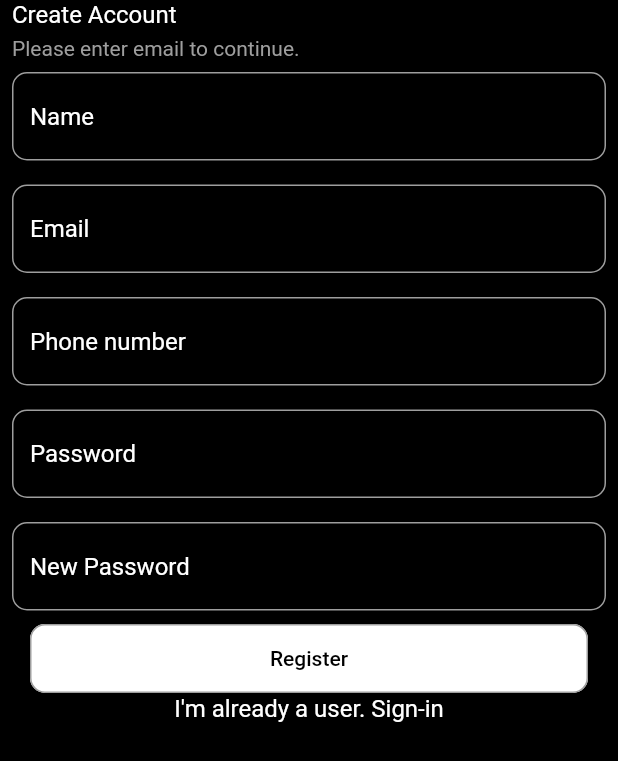
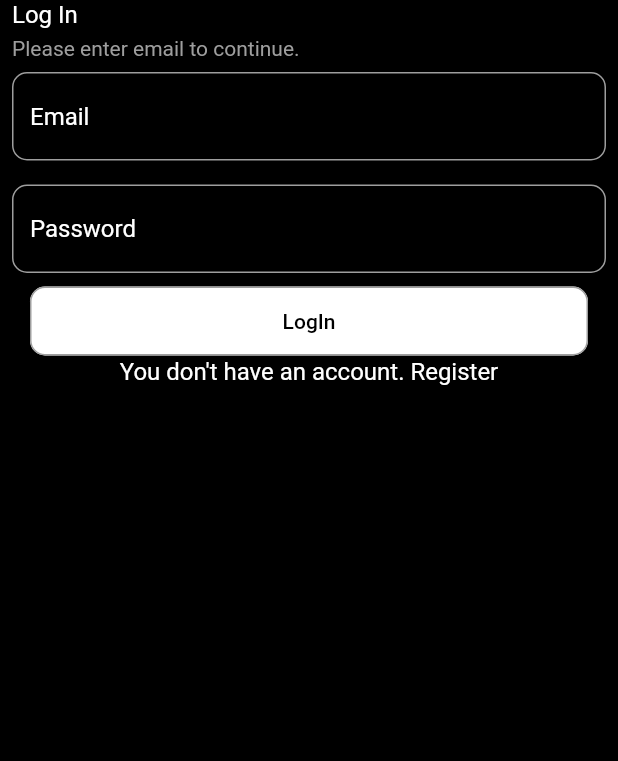
Before and after one commit to xzerad/coding-moon, a Flutter app: the screen it shows after launch, after a tap on "Register", on a phone screen of 412 x 824 dp. Shown: the top 761 px of the screen. Run offline on Flutter 3.47's test engine with Material 2 defaults, Android fonts, the phone set to English and light mode, and no system bars; our stand-ins replace camera, flutter_svg.

Commit message:
auth completed

```diff
--- a/lib/components/custom_button.dart
+++ b/lib/components/custom_button.dart
@@ -1,13 +1,14 @@
 import 'package:flutter/material.dart';
 
 class CustomButton extends StatelessWidget {
-  const CustomButton({Key? key, required this.text, required this.backgroundColor, required this.foregroundColor}) : super(key: key);
+  const CustomButton({Key? key, required this.text, required this.backgroundColor, required this.foregroundColor, this.onPress}) : super(key: key);
   final String text;
   final Color backgroundColor;
   final Color foregroundColor;
+  final Function()? onPress;
   @override
   Widget build(BuildContext context) {
-    return ElevatedButton(onPressed: (){}, style: ElevatedButton.styleFrom(
+    return ElevatedButton(onPressed: (){onPress?.call();}, style: ElevatedButton.styleFrom(
         backgroundColor: backgroundColor,
         foregroundColor: foregroundColor,
         shape: RoundedRectangleBorder(
--- /dev/null
+++ b/lib/components/custom_text_field.dart
@@ -0,0 +1,31 @@
+import 'package:flutter/material.dart';
+
+class CustomTextField extends StatelessWidget {
+  const CustomTextField({Key? key, required this.hint}) : super(key: key);
+  final String hint;
+  @override
+  Widget build(BuildContext context) {
+    return Padding(
+      padding: const EdgeInsets.all(8.0),
+      child: TextField(decoration: InputDecoration(
+          border: OutlineInputBorder(
+              borderRadius: BorderRadius.circular(10),
+              borderSide: const BorderSide(color: Colors.grey, width: 2.0)
+
+          ),
+          enabledBorder: OutlineInputBorder(
+              borderRadius: BorderRadius.circular(10),
+              borderSide: const BorderSide(color: Colors.grey, width: 1.0)
+
+
+          ),
+
+          hintText: hint,
+          hintStyle: const TextStyle(color: Colors.white),
+          filled: true,
+          fillColor: Colors.black
+      ),),
+    )
+    ;
+  }
+}
--- a/lib/main.dart
+++ b/lib/main.dart
@@ -28,7 +28,7 @@ class MyApp extends StatelessWidget {
         scaffoldBackgroundColor: Colors.black
       ),
       routes: routes,
-      initialRoute: "/signIn",
+      initialRoute: "/splash",
     );
   }
 }
--- a/lib/pages/auth/signin_screen/sigin_screen.dart
+++ b/lib/pages/auth/signin_screen/sigin_screen.dart
@@ -1,6 +1,8 @@
 import 'package:disiability/components/custom_button.dart';
 import 'package:disiability/constants.dart';
 import 'package:flutter/material.dart';
+
+import '../../../components/custom_text_field.dart';
 
 class SignIn extends StatelessWidget {
   const SignIn({Key? key}) : super(key: key);
@@ -63,33 +65,3 @@ class SignInBody extends StatelessWidget {
       );
   }
 }
-
-class CustomTextField extends StatelessWidget {
-  const CustomTextField({Key? key, required this.hint}) : super(key: key);
-  final String hint;
-  @override
-  Widget build(BuildContext context) {
-    return Padding(
-      padding: const EdgeInsets.all(8.0),
-      child: TextField(decoration: InputDecoration(
-          border: OutlineInputBorder(
-            borderRadius: BorderRadius.circular(10),
-              borderSide: BorderSide(color: Colors.grey, width: 2.0)
-
-          ),
-          enabledBorder: OutlineInputBorder(
-            borderRadius: BorderRadius.circular(10),
-              borderSide: BorderSide(color: Colors.grey, width: 1.0)
-
-
-          ),
-
-          hintText: hint,
-          hintStyle: const TextStyle(color: Colors.white),
-          filled: true,
-          fillColor: Colors.black
-      ),),
-    )
-    ;
-  }
-}
--- a/lib/pages/auth/signup_screen/signup_screen.dart
+++ b/lib/pages/auth/signup_screen/signup_screen.dart
@@ -0,0 +1,64 @@
+import 'package:disiability/components/custom_button.dart';
+import 'package:disiability/constants.dart';
+import 'package:flutter/material.dart';
+
+import '../../../components/custom_text_field.dart';
+
+class SignUP extends StatelessWidget {
+  const SignUP({Key? key}) : super(key: key);
+
+  @override
+  Widget build(BuildContext context) {
+    return const SafeArea(
+      child: Scaffold(
+        body: SignUpBody(),
+      ),
+    );
+  }
+}
+
+class SignUpBody extends StatelessWidget {
+  const SignUpBody({Key? key}) : super(key: key);
+
+  @override
+  Widget build(BuildContext context) {
+    Size size = MediaQuery.of(context).size;
+    return
+      SizedBox(
+        height: size.height,
+        child: SingleChildScrollView(
+          child: Column(
+            crossAxisAlignment: CrossAxisAlignment.start,
+            children: [
+              Padding(
+                padding: const EdgeInsets.only(left: 8.0),
+                child: Text("Log In", style: Theme.of(context).textTheme.displayMedium,),
+              ),
+              const SizedBox(height: 5,),
+              Padding(
+                padding: const EdgeInsets.only(left: 8.0),
+                child: Text("Please enter email to continue.", style: Theme.of(context).textTheme.displaySmall,),
+              ),
+              const CustomTextField(hint: "Email"),
+              const CustomTextField(hint: "Password"),
+              Row(
+                children: const [
+                  Expanded(child: Padding(
+                    padding: EdgeInsets.symmetric(horizontal: 20.0),
+                    child: CustomButton(text: "LogIn", backgroundColor: Colors.white, foregroundColor: Colors.black),
+                  )),
+                ],
+              ),
+              Row(
+                mainAxisAlignment: MainAxisAlignment.center,
+                children: [
+                  Text("You don't have an account. Register", style: Theme.of(context).textTheme.displayMedium,),
+                ],
+              )
+
+            ],
+          ),
+        ),
+      );
+  }
+}
--- a/lib/pages/landing/landing_screen.dart
+++ b/lib/pages/landing/landing_screen.dart
@@ -120,10 +120,14 @@ class _LandingScreenState extends State<LandingScreen> with TickerProviderStateM
                         Padding(
                           padding: const EdgeInsets.all(10.0),
                           child: Row(
-                            children: const [
-                              Expanded(child: CustomButton(text: "Sign In", backgroundColor: Colors.black, foregroundColor: Colors.white)),
-                              SizedBox(width: 15,),
-                              Expanded(child: CustomButton(text: "Register", backgroundColor: Colors.white, foregroundColor: Colors.black)),
+                            children: [
+                              Expanded(child: CustomButton(text: "Sign In", backgroundColor: Colors.black, foregroundColor: Colors.white, onPress: (){
+                                Navigator.of(context).pushNamed("/signIn");
+                              },)),
+                              const SizedBox(width: 15,),
+                              Expanded(child: CustomButton(text: "Register", backgroundColor: Colors.white, foregroundColor: Colors.black, onPress: (){
+                                Navigator.of(context).pushNamed("/signUp");
+                              })),
 
                             ],
                           ),
--- a/lib/routes.dart
+++ b/lib/routes.dart
@@ -1,4 +1,6 @@
 import 'package:disiability/pages/auth/signin_screen/sigin_screen.dart';
+import 'package:disiability/pages/auth/signup_screen/signup_screen.dart';
+
 import 'package:disiability/pages/home/home_screen.dart';
 import 'package:disiability/pages/landing/landing_screen.dart';
 import 'package:disiability/pages/splash/splash_screen.dart';
@@ -10,5 +12,7 @@ Map<String, Widget Function(BuildContext)> routes = {
   "/landing": (context)=> const LandingScreen(),
   "/home": (context) =>const HomeScreen(),
   "/translateSignToText": (context)=> const TranslateSignToText(),
-  "/signIn": (context)=> const SignIn()
+  "/signIn": (context)=> const SignIn(),
+  "/signUp": (context)=> const SignUP()
+
 };
```
Also changed, not shown: lib/pages/translate_s_t/translate_sign_to_text.dart (+24 -7 lines), lib/pages/translate_t_s/translate_text_to_sign.dart (added).
